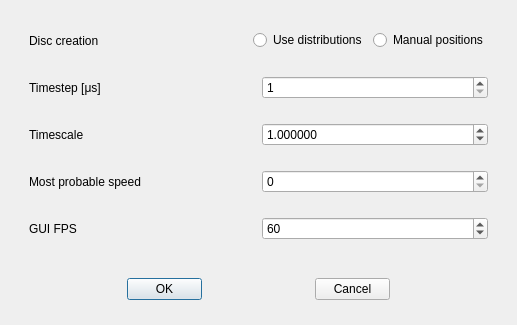
The window that src/lib/gui/dialogs/SetupDialog.ui (yannik131/Cell) describes before a commit, drawn with Qt 5.
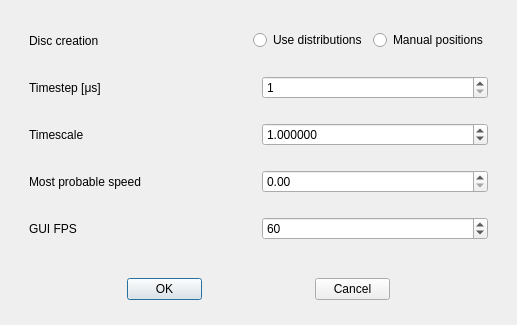
The same window after the commit.

Diff of the .ui file:
```diff
--- a/src/lib/gui/dialogs/SetupDialog.ui
+++ b/src/lib/gui/dialogs/SetupDialog.ui
@@ -158,7 +158,7 @@
           </widget>
          </item>
          <item>
-          <widget class="QSpinBox" name="mostProbableSpeedSpinBox"/>
+          <widget class="QDoubleSpinBox" name="mostProbableSpeedSpinBox"/>
          </item>
         </layout>
        </widget>
```
